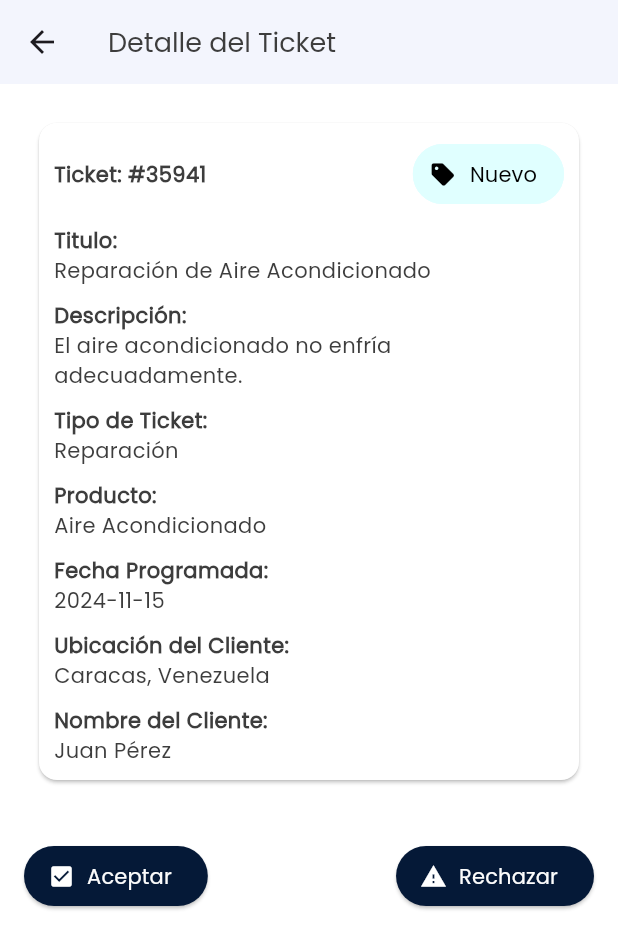
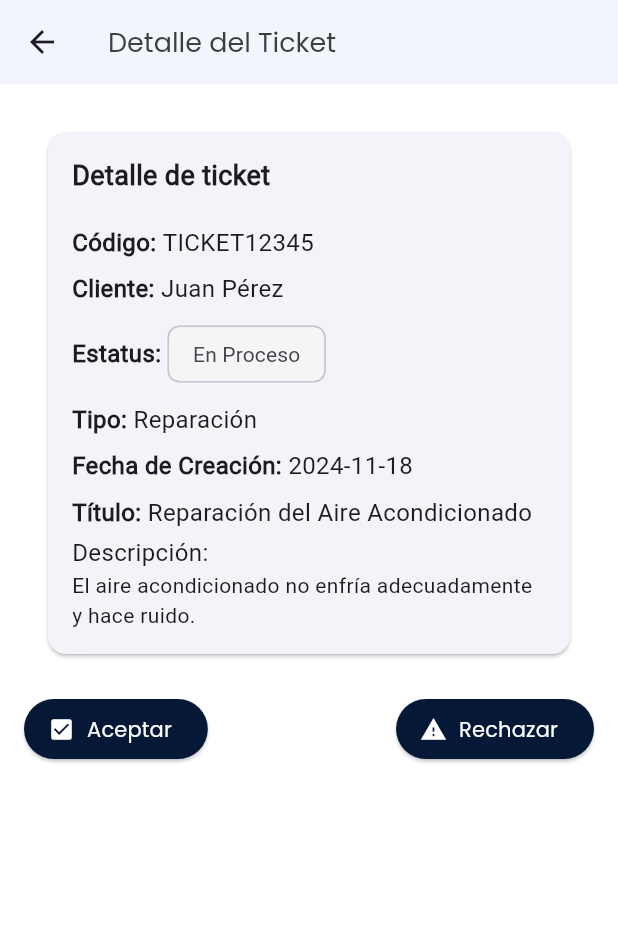
Before and after one commit to karlitaviky811/tsmobile, a Flutter app: the TicketDetailPageView screen opened by its route, on a phone screen of 412 x 824 dp. Shown: the top 949 px of the screen. Run offline on Flutter 3.47's test engine with Material 3 defaults, Android fonts, the phone set to English and light mode, and no system bars; our stand-ins replace cached_network_image, carousel_slider, dots_indicator, flutter_dotenv, flutter_svg, fluttertoast and 2 more; missing offline and left inert: flutter_neat_and_clean_calendar, onesignal_flutter.

Commit message:
fix components old

```diff
--- a/lib/main.dart
+++ b/lib/main.dart
@@ -31,7 +31,8 @@ class MyApp extends StatelessWidget {
       debugShowCheckedModeBanner: false,
       title: 'Flutter Demo',
       theme: ThemeData(
-        colorScheme: ColorScheme.fromSeed(seedColor: Colors.deepPurple),
+        hintColor: Colors.indigo,
+        colorScheme: ColorScheme.fromSeed(seedColor: Colors.indigo),
         useMaterial3: true,
         scaffoldBackgroundColor: Color(0xffF3F5FD)
       ),
--- a/lib/src/features/main/router/main_router.dart
+++ b/lib/src/features/main/router/main_router.dart
@@ -1,6 +1,5 @@
 
 import 'package:tsmobile/src/features/main/screens/chat_screen.dart';
-import 'package:tsmobile/src/features/main/screens/detail_ticket.dart';
 import 'package:tsmobile/src/features/main/screens/detail_ticket_accept_decline_view.dart';
 import 'package:tsmobile/src/features/main/screens/profile_user.dart';
 import 'package:flutter/material.dart';
@@ -24,8 +23,6 @@ class MainRouter {
     ];
     routes.addAll({
       TabsPage.route: (BuildContext context) => const TabsPage(),
-      ExpandableOptions.route: (BuildContext context) =>
-          const ExpandableOptions(),
       ProfileUser.route: (BuildContext context) => const ProfileUser(),
       TicketDetailPageView.route: (BuildContext context) =>
           TicketDetailPageView(),
--- a/lib/src/features/main/screens/detail_ticket_accept_decline_view.dart
+++ b/lib/src/features/main/screens/detail_ticket_accept_decline_view.dart
@@ -1,6 +1,7 @@
 import 'package:flutter/material.dart';
 import 'package:tsmobile/src/core/theme/app.styles.dart';
 import 'package:tsmobile/src/features/main/screens/card_detail_ticket.dart';
+import 'package:tsmobile/src/widgets/ticket_detail_card.dart';
 
 class TicketDetailPageView extends StatefulWidget {
   static const String route = 'detail-view-ticket-route';
@@ -23,37 +24,34 @@ class _TicketDetailPageState extends State<TicketDetailPageView> {
   ];
   @override
   Widget build(BuildContext context) {
-
     return Scaffold(
       appBar: AppBar(
-             backgroundColor: Color(0xffF3F5FD),
+        backgroundColor: Color(0xffF3F5FD),
         title: Text(
           'Detalle del Ticket',
           style: AppStyle.txtPoppinsRegular18Black,
         ),
       ),
       body: Container(
-
         color: Colors.white,
         child: Stack(children: [
           Padding(
             padding: const EdgeInsets.all(16.0),
             child: Column(
-
               crossAxisAlignment: CrossAxisAlignment.start,
               children: <Widget>[
-                TicketDetails(
-                      status: 'new',
-                      title: 'Reparación de Aire Acondicionado',
-                      description:
-                          'El aire acondicionado no enfría adecuadamente.',
-                      ticketType: 'Reparación',
-                      product: 'Aire Acondicionado',
-                      scheduledDate: '2024-11-15',
-                      customerLocation: 'Caracas, Venezuela',
-                      customerName: 'Juan Pérez',
-                    ),
-                const SizedBox(height: 30),
+                TicketDetailCard(
+                  headerTitle: 'Detalle de ticket',
+                  code: 'TICKET12345',
+                  clientName: 'Juan Pérez',
+                  status: 'En Proceso',
+                  type: 'Reparación',
+                  creationDate: '2024-11-18',
+                  title: 'Reparación del Aire Acondicionado',
+                  description:
+                      'El aire acondicionado no enfría adecuadamente y hace ruido.',
+                ),
+                const SizedBox(height: 10),
                 Row(
                   mainAxisAlignment: MainAxisAlignment.spaceBetween,
                   children: <Widget>[
@@ -102,9 +100,7 @@ class _TicketDetailPageState extends State<TicketDetailPageView> {
   Widget buildAcceptedForm() {
     return SingleChildScrollView(
       child: Container(
-
         child: Column(
-
           crossAxisAlignment: CrossAxisAlignment.start,
           children: <Widget>[
             Text('Programar visita ticket aceptado:',
@@ -115,11 +111,12 @@ class _TicketDetailPageState extends State<TicketDetailPageView> {
                 ),
                 style: AppStyle.txtPoppinsRegular14Black),
             TextFormField(
-                decoration: const InputDecoration(labelText: 'Notas adicionales'),
+                decoration:
+                    const InputDecoration(labelText: 'Notas adicionales'),
                 style: AppStyle.txtPoppinsRegular14Black),
             const SizedBox(height: 20),
-                ElevatedButton.icon(
-                  icon: Icon(Icons.save ,size: 18, color: Colors.white),
+            ElevatedButton.icon(
+              icon: Icon(Icons.save, size: 18, color: Colors.white),
               onPressed: () {
                 // Lógica para guardar los detalles del ticket aceptado
               },
@@ -163,7 +160,7 @@ class _TicketDetailPageState extends State<TicketDetailPageView> {
             height: 20,
           ),
           ElevatedButton.icon(
-                icon: Icon(Icons.save ,size: 18, color: Colors.white),
+            icon: Icon(Icons.save, size: 18, color: Colors.white),
             onPressed: () {
               // Lógica para guardar los detalles del ticket aceptado
             },
@@ -182,7 +179,7 @@ class _TicketDetailPageState extends State<TicketDetailPageView> {
 Widget getStatusChip(String status) {
   Color color;
   String text;
-  Color colorIcon;
+  //Color colorIcon;
 
   switch (status) {
     case 'pending':
@@ -218,7 +215,7 @@ Widget getStatusChip(String status) {
           fontFamily: 'Poppins'),
     ),
     avatar: const Icon(
-           Icons.sell, color: Colors.black, // Color del ícono
+      Icons.sell, color: Colors.black, // Color del ícono
     ),
     shadowColor: Colors.grey[350],
     backgroundColor: color,
--- a/lib/src/features/main/screens/home_page.dart
+++ b/lib/src/features/main/screens/home_page.dart
@@ -1,7 +1,7 @@
 import 'package:tsmobile/src/core/theme/app.styles.dart';
 import 'package:tsmobile/src/features/main/screens/profile_user.dart';
 import 'package:flutter/material.dart';
-import 'package:tsmobile/src/features/main/screens/tab2_page.dart';
+import 'package:tsmobile/src/features/main/screens/list_tickets_page.dart';
 import 'package:tsmobile/src/features/main/screens/ticket_accepted_progress.dart';
 import '../../../widgets/index.dart';
 
--- a/lib/src/providers/login_form_provider.dart
+++ b/lib/src/providers/login_form_provider.dart
@@ -10,8 +10,6 @@ class LoginFormProvider extends ChangeNotifier {
   GlobalKey<FormState> formKey = new GlobalKey<FormState>();
 
   bool isValidForm(){
-
-    print(formKey.currentState?.validate());
     return formKey.currentState?.validate() ?? false;
   }
 
--- a/lib/src/widgets/index.dart
+++ b/lib/src/widgets/index.dart
@@ -1,6 +1,6 @@
 export 'package:tsmobile/src/widgets/card_container.dart';
 export 'package:tsmobile/src/widgets/auth_backgorund.dart';
-export 'package:tsmobile/src/widgets/CardPreviewCourt.dart';
+export 'package:tsmobile/src/widgets/card_preview_list.dart';
 export 'package:tsmobile/src/widgets/cardScheduledReservation.dart';
-export 'package:tsmobile/src/widgets/CustomElevatedButton.dart';
+export 'package:tsmobile/src/widgets/custom_elevated_button.dart';
 export 'package:tsmobile/src/widgets/reservation_item.dart';
--- /dev/null
+++ b/lib/src/widgets/ticket_detail_card.dart
@@ -0,0 +1,129 @@
+import 'package:flutter/material.dart';
+
+class TicketDetailCard extends StatelessWidget {
+  final String headerTitle;
+  final String code;
+  final String clientName;
+  final String status;
+  final String type;
+  final String creationDate;
+  final String title;
+  final String description;
+
+  TicketDetailCard({
+    required this.headerTitle,
+    required this.code,
+    required this.clientName,
+    required this.status,
+    required this.type,
+    required this.creationDate,
+    required this.title,
+    required this.description,
+  });
+
+  @override
+  Widget build(BuildContext context) {
+    return Card(
+      margin: EdgeInsets.all(16.0),
+      child: Padding(
+        padding: EdgeInsets.all(16.0),
+        child: Column(
+          crossAxisAlignment: CrossAxisAlignment.start,
+          children: [
+            Text(headerTitle, style: TextStyle(fontSize: 18, fontWeight: FontWeight.bold)),
+            SizedBox(height: 16),
+            _buildDetailRow('Código:', code),
+            _buildDetailRow('Cliente:', clientName),
+            _buildStatusChip('Estatus:', status),
+            _buildDetailRow('Tipo:', type),
+            _buildDetailRow('Fecha de Creación:', creationDate),
+            _buildDetailRow('Título:', title),
+            Text('Descripción:', style: TextStyle(fontSize: 16)),
+            Text(description, style: TextStyle(fontSize: 14)),
+          ],
+        ),
+      ),
+    );
+  }
+
+  Widget _buildDetailRow(String label, String value) {
+    return Padding(
+      padding: const EdgeInsets.symmetric(vertical: 4.0),
+      child: Row(
+        children: [
+          Text('$label ', style: TextStyle(fontSize: 16, fontWeight: FontWeight.bold)),
+          Expanded(child: Text(value, style: TextStyle(fontSize: 16))),
+        ],
+      ),
+    );
+  }
+
+  Widget _buildStatusChip(String label, String status) {
+    Color statusColor;
+    switch (status) {
+      case 'Creada':
+        statusColor = Colors.blue.shade100;
+        break;
+      case 'Aprobada':
+        statusColor = Colors.green.shade100;
+        break;
+      case 'En proceso':
+        statusColor = Colors.orange.shade100;
+        break;
+      case 'Resuelto':
+        statusColor = Colors.purple.shade100;
+        break;
+      case 'Cerrado':
+        statusColor = Colors.red.shade100;
+        break;
+      default:
+        statusColor = Colors.grey.shade100;
+    }
+
+    return Padding(
+      padding: const EdgeInsets.symmetric(vertical: 4.0),
+      child: Row(
+        children: [
+          Text('$label ', style: TextStyle(fontSize: 16, fontWeight: FontWeight.bold)),
+          Chip(
+            label: Text(status),
+            backgroundColor: statusColor,
+          ),
+        ],
+      ),
+    );
+  }
+}
+
+void main() {
+  runApp(MyApp());
+}
+
+class MyApp extends StatelessWidget {
+  @override
+  Widget build(BuildContext context) {
+    return MaterialApp(
+      title: 'Detalle del Ticket',
+      theme: ThemeData(
+        primarySwatch: Colors.blue,
+      ),
+      home: Scaffold(
+        appBar: AppBar(
+          title: Text('Detalle del Ticket'),
+        ),
+        body: Center(
+          child: TicketDetailCard(
+            headerTitle: 'Información del Ticket',
+            code: 'TICKET12345',
+            clientName: 'Juan Pérez',
+            status: 'En proceso',
+            type: 'Reparación',
+            creationDate: '2024-11-18',
+            title: 'Reparación del Aire Acondicionado',
+            description: 'El aire acondicionado no enfría adecuadamente y hace ruido.',
+          ),
+        ),
+      ),
+    );
+  }
+}
```
Also changed, not shown: lib/src/features/main/screens/detail_ticket.dart (deleted, +0 -21 lines), lib/src/features/main/screens/profile_user.dart (+33 -13 lines), lib/src/features/main/screens/ticket_accepted_progress.dart (+36 -15 lines), lib/src/features/main/widgets/collapsable_list.dart (deleted, +0 -50 lines), lib/src/widgets/card_preview_list.dart (+4 -5 lines), assets/images/FbDdPLAXoAApXnF (1).png (added).
